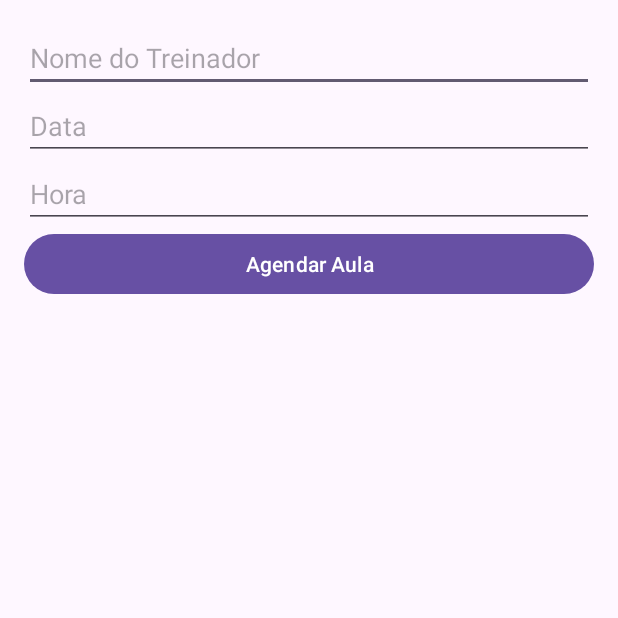
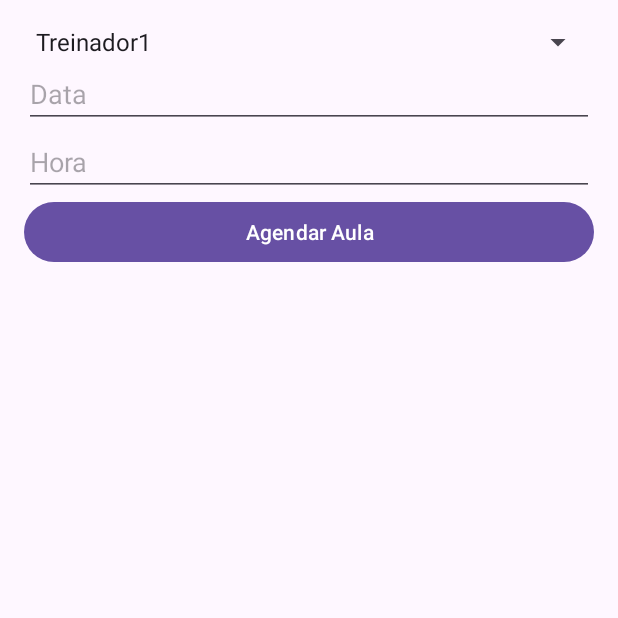
Before and after one commit to RomaoFilipe/appDAMA, an Android app: the ScheduleLessonActivity screen opened directly, with no data from a screen before it, after a tap on "Agendar Aula", on a phone screen of 412 x 824 dp, the top half of it. Run offline under Robolectric (Android 15) with nearby library versions, the phone set to English and light mode, and no system bars; our stand-ins replace Firebase (no records; nobody signed in at launch, a user with empty details on screens opened directly).

Commit message:
Coach selection option.

```diff
--- a/app/build.gradle.kts
+++ b/app/build.gradle.kts
@@ -66,6 +66,7 @@ dependencies {
     // Room dependencies
     implementation(libs.androidx.room.runtime)
     implementation(libs.firebase.firestore.ktx)
+    implementation(libs.firebase.auth.ktx)
     kapt(libs.androidx.room.compiler)
 
     testImplementation(libs.junit)
--- a/app/src/main/java/pt/ipt/dama2024/absan/SchedulelessonactivityActivity.kt
+++ b/app/src/main/java/pt/ipt/dama2024/absan/SchedulelessonactivityActivity.kt
@@ -3,16 +3,21 @@ package pt.ipt.dama2024.absan
 import android.app.DatePickerDialog
 import android.app.TimePickerDialog
 import android.os.Bundle
+import android.widget.ArrayAdapter
 import android.widget.Button
 import android.widget.EditText
+import android.widget.Spinner
 import android.widget.Toast
 import androidx.appcompat.app.AppCompatActivity
+import com.google.firebase.auth.FirebaseAuth
 import com.google.firebase.firestore.FirebaseFirestore
 import java.util.Calendar
 
 class ScheduleLessonActivity : AppCompatActivity() {
 
     private lateinit var firestore: FirebaseFirestore
+    private lateinit var auth: FirebaseAuth
+    private lateinit var spinnerTrainerName: Spinner
     private lateinit var editTextDate: EditText
     private lateinit var editTextTime: EditText
 
@@ -20,26 +25,35 @@ class ScheduleLessonActivity : AppCompatActivity() {
         super.onCreate(savedInstanceState)
         setContentView(R.layout.activity_schedulelessonactivity)
 
-        val editTextTrainerName = findViewById<EditText>(R.id.editTextTrainerName)
+        spinnerTrainerName = findViewById(R.id.spinnerTrainerName)
         editTextDate = findViewById(R.id.editTextDate)
         editTextTime = findViewById(R.id.editTextTime)
         val buttonSchedule = findViewById<Button>(R.id.buttonSchedule)
 
         firestore = FirebaseFirestore.getInstance()
+        auth = FirebaseAuth.getInstance()
+
+        // Configurar o Spinner
+        val trainers = arrayOf("Treinador1", "Treinador2")
+        val adapter = ArrayAdapter(this, android.R.layout.simple_spinner_item, trainers)
+        adapter.setDropDownViewResource(android.R.layout.simple_spinner_dropdown_item)
+        spinnerTrainerName.adapter = adapter
 
         editTextDate.setOnClickListener { showDatePickerDialog() }
         editTextTime.setOnClickListener { showTimePickerDialog() }
 
         buttonSchedule.setOnClickListener {
-            val trainerName = editTextTrainerName.text.toString()
+            val trainerName = spinnerTrainerName.selectedItem.toString()
             val date = editTextDate.text.toString()
             val time = editTextTime.text.toString()
+            val user = auth.currentUser?.email ?: "unknown"
 
-            if (trainerName.isNotEmpty() && date.isNotEmpty() && time.isNotEmpty()) {
+            if (date.isNotEmpty() && time.isNotEmpty()) {
                 val lesson = hashMapOf(
                     "trainerName" to trainerName,
                     "date" to date,
-                    "time" to time
+                    "time" to time,
+                    "user" to user
                 )
 
                 firestore.collection("lessons")
--- a/app/src/main/res/layout/activity_schedulelessonactivity.xml
+++ b/app/src/main/res/layout/activity_schedulelessonactivity.xml
@@ -5,11 +5,11 @@
     android:orientation="vertical"
     android:padding="16dp">
 
-    <EditText
-        android:id="@+id/editTextTrainerName"
+    <Spinner
+        android:id="@+id/spinnerTrainerName"
         android:layout_width="match_parent"
         android:layout_height="wrap_content"
-        android:hint="Nome do Treinador" />
+        android:prompt="@string/trainer_prompt" />
 
     <EditText
         android:id="@+id/editTextDate"
--- a/app/src/main/res/values/strings.xml
+++ b/app/src/main/res/values/strings.xml
@@ -1,6 +1,5 @@
 <?xml version="1.0" encoding="utf-8"?>
 <resources>
-    <string name="app_name">My Application</string>
     <string name="logo" translatable="false">Logo</string>
     <string name="register">Register</string>
     <string name="login">Login</string>
@@ -20,6 +19,7 @@
     <string name="login_successful">Login Successful</string>
     <string name="invalid_credentials">Invalid Username or Password</string>
     <string name="BackgroudPerfil">Backgroud_Perfil</string>
-
+    <string name="app_name">AppDAMA</string>
+    <string name="trainer_prompt">Escolha um Treinador</string>
 
 </resources>
--- a/gradle/libs.versions.toml
+++ b/gradle/libs.versions.toml
@@ -20,6 +20,7 @@ roomRuntime = "2.6.1"
 foundationAndroid = "1.6.7"
 roomRuntimeVersion = "2.4.3"
 firebaseFirestoreKtx = "25.0.0"
+firebaseAuthKtx = "23.0.0"
 
 [libraries]
 androidx-core-ktx = { group = "androidx.core", name = "core-ktx", version.ref = "coreKtx" }
@@ -49,6 +50,7 @@ material = { group = "com.google.android.material", name = "material", version.r
 androidx-activity = { group = "androidx.activity", name = "activity", version.ref = "activity" }
 androidx-foundation-android = { group = "androidx.compose.foundation", name = "foundation-android", version.ref = "foundationAndroid" }
 firebase-firestore-ktx = { group = "com.google.firebase", name = "firebase-firestore-ktx", version.ref = "firebaseFirestoreKtx" }
+firebase-auth-ktx = { group = "com.google.firebase", name = "firebase-auth-ktx", version.ref = "firebaseAuthKtx" }
 
 [plugins]
 android-application = { id = "com.android.application", version.ref = "agp" }
```
